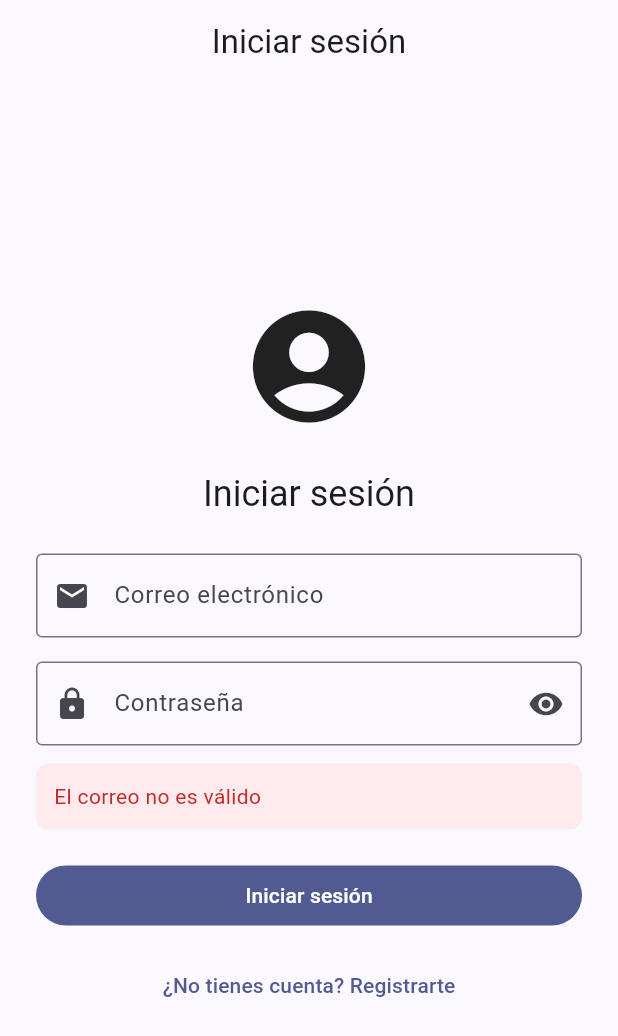
After one commit to pieroalexanderppc/SI988-2026-GRUPO03, a Flutter app: the screen it shows after launch, after a tap on "Iniciar sesión", on a phone screen of 412 x 824 dp. The commit adds this screen. Shown: the top 1036 px of the screen. Run offline on Flutter 3.47's test engine with Material 3 defaults, Android fonts, the phone set to English and light mode, and no system bars; our stand-ins replace firebase_auth, firebase_core; accounts and stored records are empty.

Commit message:
feat: avance examen Moviles II - Telleria

```diff
--- a/proyecto_moviles2_grupo03/lib/main.dart
+++ b/proyecto_moviles2_grupo03/lib/main.dart
@@ -2,19 +2,20 @@ import 'package:flutter/material.dart';
 import 'package:provider/provider.dart';
 import 'providers/componentes_provider.dart';
 import 'screens/home_screen.dart';
-
+import 'screens/auth_screen.dart';
 import 'package:firebase_core/firebase_core.dart';
 import 'firebase_options.dart';
 
 void main() async {
   WidgetsFlutterBinding.ensureInitialized();
+
   await Firebase.initializeApp(
     options: DefaultFirebaseOptions.currentPlatform,
   );
+
   runApp(const PromedioApp());
 }
 
-/// Widget raíz de la aplicación PromedioApp.
 class PromedioApp extends StatelessWidget {
   const PromedioApp({super.key});
 
@@ -32,7 +33,11 @@ class PromedioApp extends StatelessWidget {
             brightness: Brightness.light,
           ),
         ),
-        home: const HomeScreen(),
+        initialRoute: '/auth',
+        routes: {
+          '/auth': (context) => const AuthScreen(),
+          '/home': (context) => const HomeScreen(),
+        },
       ),
     );
   }
--- /dev/null
+++ b/proyecto_moviles2_grupo03/lib/screens/auth_screen.dart
@@ -0,0 +1,259 @@
+import 'package:firebase_auth/firebase_auth.dart';
+import 'package:flutter/material.dart';
+
+import '../services/firebase_auth_repository.dart';
+import '../services/login_use_case.dart';
+
+class AuthScreen extends StatefulWidget {
+  const AuthScreen({super.key});
+
+  @override
+  State<AuthScreen> createState() => _AuthScreenState();
+}
+
+class _AuthScreenState extends State<AuthScreen> {
+  final TextEditingController _correoController =
+      TextEditingController();
+
+  final TextEditingController _passwordController =
+      TextEditingController();
+
+  final FirebaseAuthRepository _repository =
+      FirebaseAuthRepository();
+
+  bool _esRegistro = false;
+  bool _mostrarPassword = false;
+  bool _cargando = false;
+
+  String? _error;
+
+  @override
+  void dispose() {
+    _correoController.dispose();
+    _passwordController.dispose();
+    super.dispose();
+  }
+
+  Future<void> _autenticar() async {
+    setState(() {
+      _error = null;
+      _cargando = true;
+    });
+
+    try {
+      final useCase = LoginUseCase(_repository);
+
+      if (_esRegistro) {
+        await useCase.registrar(
+          _correoController.text,
+          _passwordController.text,
+        );
+      } else {
+        await useCase.ejecutar(
+          _correoController.text,
+          _passwordController.text,
+        );
+      }
+
+      if (!mounted) return;
+
+      Navigator.pushReplacementNamed(
+        context,
+        '/home',
+      );
+    } on ArgumentError catch (e) {
+      setState(() {
+        _error = e.message.toString();
+      });
+    } on FirebaseAuthException catch (e) {
+      setState(() {
+        _error = _mensajeFirebase(e.code);
+      });
+    } catch (e) {
+      setState(() {
+        _error = 'Ocurrió un error: $e';
+      });
+    } finally {
+      if (mounted) {
+        setState(() {
+          _cargando = false;
+        });
+      }
+    }
+  }
+
+  String _mensajeFirebase(String code) {
+    switch (code) {
+      case 'invalid-credential':
+      case 'wrong-password':
+      case 'user-not-found':
+        return 'Correo o contraseña incorrectos.';
+
+      case 'email-already-in-use':
+        return 'El correo ya está registrado.';
+
+      case 'invalid-email':
+        return 'El correo no es válido.';
+
+      case 'weak-password':
+        return 'La contraseña es demasiado débil.';
+
+      case 'too-many-requests':
+        return 'Demasiados intentos. Intenta nuevamente más tarde.';
+
+      default:
+        return 'No se pudo completar la operación.';
+    }
+  }
+
+  @override
+  Widget build(BuildContext context) {
+    return Scaffold(
+      appBar: AppBar(
+        title: Text(
+          _esRegistro
+              ? 'Crear cuenta'
+              : 'Iniciar sesión',
+        ),
+        centerTitle: true,
+      ),
+      body: Center(
+        child: SingleChildScrollView(
+          padding: const EdgeInsets.all(24),
+          child: ConstrainedBox(
+            constraints: const BoxConstraints(
+              maxWidth: 450,
+            ),
+            child: Column(
+              crossAxisAlignment:
+                  CrossAxisAlignment.stretch,
+              children: [
+                const Icon(
+                  Icons.account_circle,
+                  size: 90,
+                ),
+
+                const SizedBox(height: 24),
+
+                Text(
+                  _esRegistro
+                      ? 'Crear una cuenta'
+                      : 'Iniciar sesión',
+                  textAlign: TextAlign.center,
+                  style: Theme.of(context)
+                      .textTheme
+                      .headlineSmall,
+                ),
+
+                const SizedBox(height: 24),
+
+                TextField(
+                  controller: _correoController,
+                  keyboardType:
+                      TextInputType.emailAddress,
+                  decoration: const InputDecoration(
+                    labelText: 'Correo electrónico',
+                    prefixIcon:
+                        Icon(Icons.email),
+                    border:
+                        OutlineInputBorder(),
+                  ),
+                ),
+
+                const SizedBox(height: 16),
+
+                TextField(
+                  controller:
+                      _passwordController,
+                  obscureText:
+                      !_mostrarPassword,
+                  decoration: InputDecoration(
+                    labelText: 'Contraseña',
+                    prefixIcon:
+                        const Icon(Icons.lock),
+                    border:
+                        const OutlineInputBorder(),
+                    suffixIcon: IconButton(
+                      onPressed: () {
+                        setState(() {
+                          _mostrarPassword =
+                              !_mostrarPassword;
+                        });
+                      },
+                      icon: Icon(
+                        _mostrarPassword
+                            ? Icons.visibility_off
+                            : Icons.visibility,
+                      ),
+                    ),
+                  ),
+                ),
+
+                const SizedBox(height: 12),
+
+                if (_error != null)
+                  Container(
+                    padding:
+                        const EdgeInsets.all(12),
+                    decoration:
+                        BoxDecoration(
+                      color:
+                          Colors.red.shade50,
+                      borderRadius:
+                          BorderRadius.circular(8),
+                    ),
+                    child: Text(
+                      _error!,
+                      style: TextStyle(
+                        color:
+                            Colors.red.shade800,
+                      ),
+                    ),
+                  ),
+
+                const SizedBox(height: 20),
+
+                FilledButton(
+                  onPressed: _cargando
+                      ? null
+                      : _autenticar,
+                  child: _cargando
+                      ? const SizedBox(
+                          height: 22,
+                          width: 22,
+                          child:
+                              CircularProgressIndicator(),
+                        )
+                      : Text(
+                          _esRegistro
+                              ? 'Crear cuenta'
+                              : 'Iniciar sesión',
+                        ),
+                ),
+
+                const SizedBox(height: 12),
+
+                TextButton(
+                  onPressed: _cargando
+                      ? null
+                      : () {
+                          setState(() {
+                            _esRegistro =
+                                !_esRegistro;
+                            _error = null;
+                          });
+                        },
+                  child: Text(
+                    _esRegistro
+                        ? '¿Ya tienes cuenta? Iniciar sesión'
+                        : '¿No tienes cuenta? Registrarte',
+                  ),
+                ),
+              ],
+            ),
+          ),
+        ),
+      ),
+    );
+  }
+}
--- /dev/null
+++ b/proyecto_moviles2_grupo03/lib/services/auth_repository.dart
@@ -0,0 +1,5 @@
+abstract class AuthRepository {
+  Future<String> login(String correo, String password);
+
+  Future<String> registrar(String correo, String password);
+}
--- /dev/null
+++ b/proyecto_moviles2_grupo03/lib/services/entrada_cleaner.dart
@@ -0,0 +1,8 @@
+class EntradaCleaner {
+  static String limpiar(String entrada) {
+    return entrada
+        .replaceAll(RegExp(r'[\x00-\x1F\x7F]'), ' ')
+        .replaceAll(RegExp(r'\s+'), ' ')
+        .trim();
+  }
+}
--- /dev/null
+++ b/proyecto_moviles2_grupo03/lib/services/firebase_auth_repository.dart
@@ -0,0 +1,38 @@
+import 'package:firebase_auth/firebase_auth.dart';
+import 'auth_repository.dart';
+
+class FirebaseAuthRepository implements AuthRepository {
+  final FirebaseAuth _auth = FirebaseAuth.instance;
+
+  @override
+  Future<String> login(String correo, String password) async {
+    final credential = await _auth.signInWithEmailAndPassword(
+      email: correo,
+      password: password,
+    );
+
+    final user = credential.user;
+
+    if (user == null) {
+      throw Exception('No se pudo iniciar sesión');
+    }
+
+    return user.uid;
+  }
+
+  @override
+  Future<String> registrar(String correo, String password) async {
+    final credential = await _auth.createUserWithEmailAndPassword(
+      email: correo,
+      password: password,
+    );
+
+    final user = credential.user;
+
+    if (user == null) {
+      throw Exception('No se pudo registrar el usuario');
+    }
+
+    return user.uid;
+  }
+}
--- /dev/null
+++ b/proyecto_moviles2_grupo03/lib/services/login_use_case.dart
@@ -0,0 +1,66 @@
+import 'auth_repository.dart';
+import 'entrada_cleaner.dart';
+
+class LoginUseCase {
+  final AuthRepository repository;
+
+  LoginUseCase(this.repository);
+
+  Future<String> ejecutar(
+    String correo,
+    String password,
+  ) async {
+    final correoLimpio = _validarEntrada(
+      correo,
+      password,
+    );
+
+    return repository.login(
+      correoLimpio,
+      password,
+    );
+  }
+
+  Future<String> registrar(
+    String correo,
+    String password,
+  ) async {
+    final correoLimpio = _validarEntrada(
+      correo,
+      password,
+    );
+
+    return repository.registrar(
+      correoLimpio,
+      password,
+    );
+  }
+
+  String _validarEntrada(
+    String correo,
+    String password,
+  ) {
+    final correoLimpio =
+        EntradaCleaner.limpiar(correo);
+
+    if (!_correoValido(correoLimpio)) {
+      throw ArgumentError(
+        'El correo no es válido',
+      );
+    }
+
+    if (password.length < 6) {
+      throw ArgumentError(
+        'La contraseña debe tener mínimo 6 caracteres',
+      );
+    }
+
+    return correoLimpio;
+  }
+
+  bool _correoValido(String correo) {
+    return RegExp(
+      r'^[^@\s]+@[^@\s]+\.[^@\s]+$',
+    ).hasMatch(correo);
+  }
+}
```
Also changed, not shown: proyecto_moviles2_grupo03/pubspec.lock, 2 other files.
